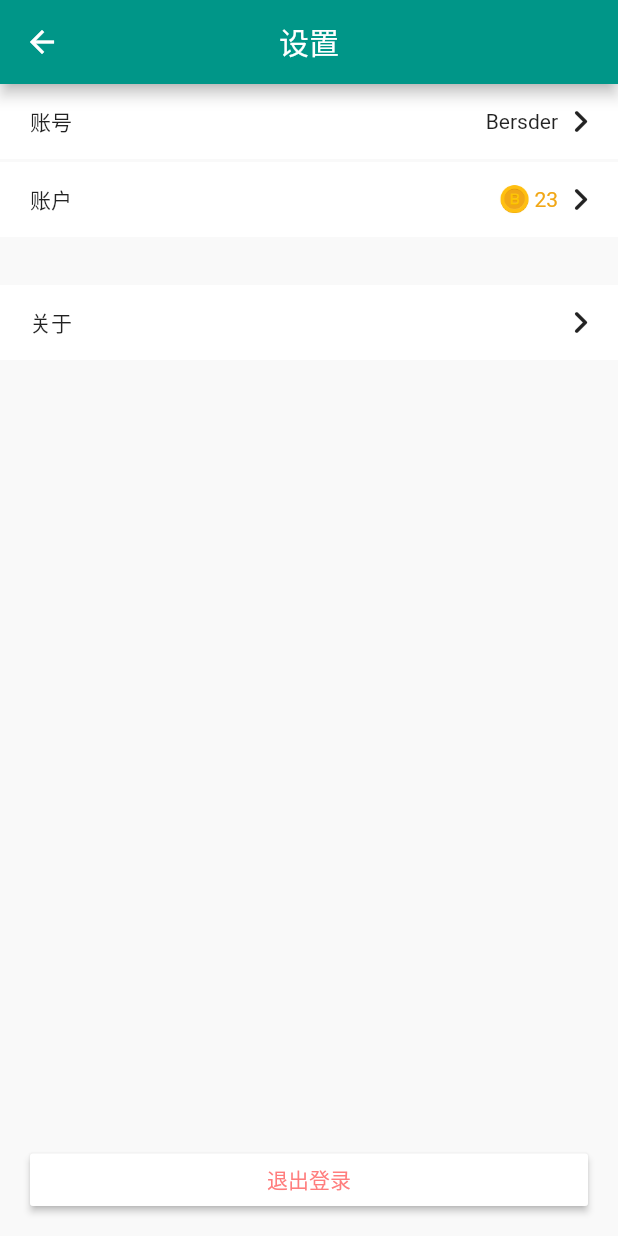
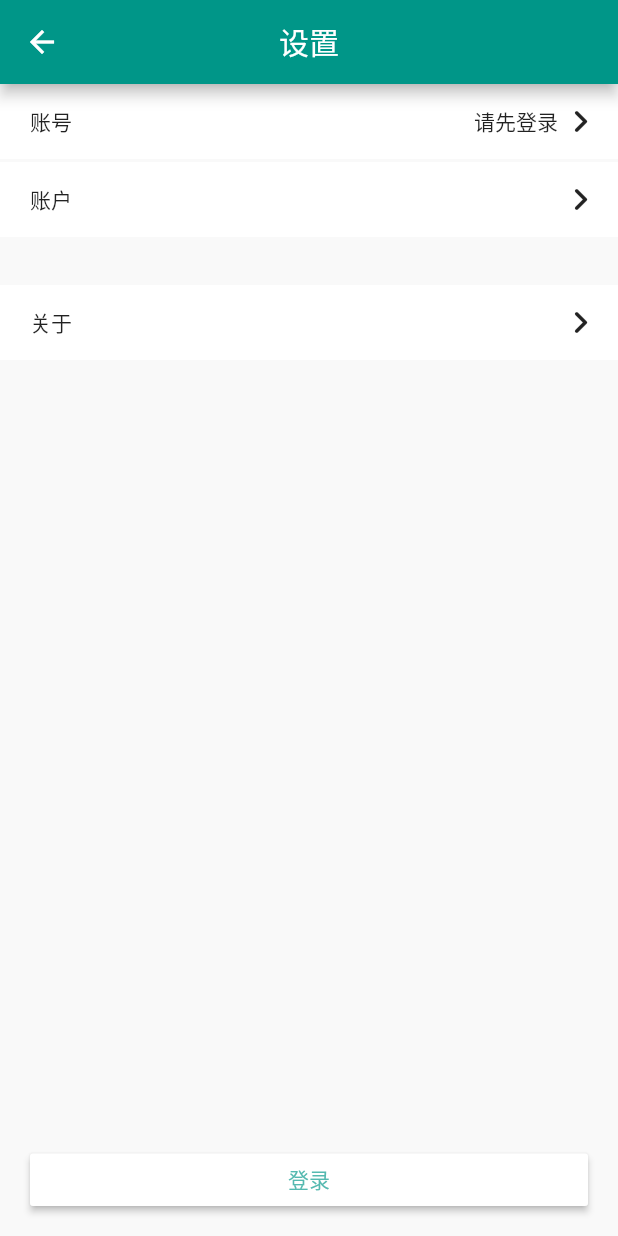
Before and after one commit to shinobuffer/flutter_demo, a Flutter app: the MinePageView screen opened directly, after a tap on the "settings" icon, on a phone screen of 412 x 824 dp. Run offline on Flutter 3.47's test engine with Material 2 defaults, Android fonts, the phone set to English and light mode, and no system bars; our stand-ins replace bot_toast, cookie_jar, dio, flutter_keyboard_visibility; missing offline and left inert: sp_util; statements that could not run were skipped.

Commit message:
feat: 全局状态接入

```diff
--- a/lib/pages/login_page.dart
+++ b/lib/pages/login_page.dart
@@ -1,5 +1,6 @@
 import 'package:flutter/material.dart';
 import 'package:flutter_demo/pages/user_password_mixin.dart';
+import 'package:flutter_demo/provide/global_provide.dart';
 import 'package:flutter_demo/service/api_service.dart';
 import 'package:flutter_demo/utils/screen_util.dart';
 import 'package:flutter_demo/utils/style_util.dart';
@@ -34,6 +35,10 @@ class _LoginPageState extends State<LoginPage> with UserPasswordMixin {
       ApiService.login(phone: user, password: password).then((resp) {
         ToastUtil.showText(text: resp.msg);
         if (resp.code == 0) {
+          getGlobalProvide(context).login(
+            accessToken: resp.data['jwt']['access_token'],
+            refreshToken: resp.data['jwt']['refresh_token'],
+          );
           Navigator.pop(context);
         }
         setState(() {
--- a/lib/pages/mine/mine_page_veiw.dart
+++ b/lib/pages/mine/mine_page_veiw.dart
@@ -1,6 +1,9 @@
 import 'package:flutter/material.dart';
+import 'package:flutter_demo/model/user_info.dart';
+import 'package:flutter_demo/provide/global_provide.dart';
 import 'package:flutter_demo/utils/screen_util.dart';
 import 'package:flutter_demo/utils/style_util.dart';
+import 'package:provider/provider.dart';
 
 class MinePageView extends StatefulWidget {
   MinePageView({Key key}) : super(key: key);
@@ -20,26 +23,12 @@ class _MinePageViewState extends State<MinePageView> {
         15,
         5,
       ),
-      child: Column(
+      child: Selector<GlobalProvide, UserInfo>(
+        selector: (context, provide) => provide.userInfo,
+        builder: (context, userInfo, child) => Column(
           crossAxisAlignment: CrossAxisAlignment.center,
           children: [
-          Container(
-            width: double.maxFinite,
-            alignment: Alignment.topRight,
-            child: SizedBox(
-              height: 40,
-              width: 40,
-              child: FlatButton(
-                onPressed: () {
-                  Navigator.pushNamed(context, '/mine/setting');
-                },
-                textColor: Colors.white,
-                padding: EdgeInsets.zero,
-                shape: CircleBorder(),
-                child: Icon(Icons.settings_rounded),
-              ),
-            ),
-          ),
+            child,
             DefaultTextStyle(
               style: TextStyleM.D0,
               child: Row(
@@ -61,7 +50,7 @@ class _MinePageViewState extends State<MinePageView> {
                         ),
                       ),
                       Text(
-                      '用户名',
+                        userInfo.nickName,
                         style: TextStyleM.D0_16_B,
                       )
                     ],
@@ -74,13 +63,31 @@ class _MinePageViewState extends State<MinePageView> {
               height: 25,
               alignment: Alignment.center,
               child: Text(
-              '个人介绍',
+                userInfo.introduction,
                 maxLines: 1,
                 overflow: TextOverflow.ellipsis,
                 style: TextStyleM.G3,
               ),
             ),
           ],
+        ),
+        child: Container(
+          width: double.maxFinite,
+          alignment: Alignment.topRight,
+          child: SizedBox(
+            height: 40,
+            width: 40,
+            child: FlatButton(
+              onPressed: () {
+                Navigator.pushNamed(context, '/mine/setting');
+              },
+              textColor: Colors.white,
+              padding: EdgeInsets.zero,
+              shape: CircleBorder(),
+              child: Icon(Icons.settings_rounded),
+            ),
+          ),
+        ),
       ),
     );
   }
@@ -126,7 +133,7 @@ class _MinePageViewState extends State<MinePageView> {
                     ],
                   ),
                 ),
-                Text('正确率'),
+                Text('做题时间'),
               ],
             ),
             Column(
@@ -282,6 +289,7 @@ class _MinePageViewState extends State<MinePageView> {
   void initState() {
     // todo: 拉取用户基本信息，资产信息，（总做题数，学习时长，正确率）
     super.initState();
+    getGlobalProvide(context).updateUserInfo();
   }
 
   @override
--- a/lib/pages/mine/setting/setting_page.dart
+++ b/lib/pages/mine/setting/setting_page.dart
@@ -1,6 +1,10 @@
 import 'package:flutter/material.dart';
 import 'package:flutter_demo/component/image_set.dart';
+import 'package:flutter_demo/provide/global_provide.dart';
+import 'package:flutter_demo/utils/dialog_util.dart';
 import 'package:flutter_demo/utils/style_util.dart';
+import 'package:flutter_demo/utils/toast_util.dart';
+import 'package:provider/provider.dart';
 
 class SettingPage extends StatefulWidget {
   SettingPage({Key key}) : super(key: key);
@@ -10,6 +14,53 @@ class SettingPage extends StatefulWidget {
 }
 
 class _SettingPageState extends State<SettingPage> {
+  /// 退出登录
+  void doLogout() {
+    showCancelOkDialog<bool>(
+      context: context,
+      title: '退出账号',
+      content: '确定退出当前账号',
+      dismissible: true,
+    ).then((confirmed) {
+      if (confirmed == true) {
+        getGlobalProvide(context).logout();
+      }
+    });
+  }
+
+  /// 登录跳转
+  void jump2Login() {
+    Navigator.pushNamed(context, '/login');
+  }
+
+  /// 未登录提示登录，登录跳profile页
+  void goProfile() {
+    if (getGlobalProvide(context).isLogin) {
+      Navigator.pushNamed(context, '/profile');
+    } else {
+      ToastUtil.showText(text: '请先登录');
+    }
+  }
+
+  /// 未登录提示登录，登录跳b币页面
+  void goAccount() {
+    if (getGlobalProvide(context).isLogin) {
+      Navigator.pushNamed(context, '/mine/bcoin');
+    } else {
+      ToastUtil.showText(text: '请先登录');
+    }
+  }
+
+  /// 关于
+  void popAbout() {
+    showConfirmDialog(
+      context: context,
+      title: '关于',
+      content: Text('关于内容'),
+      dismissible: true,
+    );
+  }
+
   Widget _getMenuItem({String title, Widget trailing, VoidCallback onTap}) {
     return InkWell(
       onTap: onTap,
@@ -38,7 +89,7 @@ class _SettingPageState extends State<SettingPage> {
     );
   }
 
-  // todo 从provide中获取登录状态，并完成下面的跳转逻辑
+  // 从provide中获取登录状态，并完成下面的跳转逻辑
   @override
   Widget build(BuildContext context) {
     return Scaffold(
@@ -50,44 +101,55 @@ class _SettingPageState extends State<SettingPage> {
         color: ColorM.C0,
         child: Stack(
           children: [
-            Column(
+            Consumer<GlobalProvide>(
+              builder: (context, provide, child) {
+                bool isLogin = provide.isLogin;
+                var userInfo = provide.userInfo;
+                return Column(
                   children: [
                     _getMenuItem(
                       title: '账号',
-                  trailing: Text('Bersder'),
-                  onTap: () {},
+                      trailing: Text(isLogin ? userInfo.nickName : '请先登录'),
+                      onTap: goProfile,
                     ),
                     _getMenuItem(
                       title: '账户',
-                  trailing: Row(
+                      trailing: isLogin
+                          ? Row(
                               children: [
                                 ImageSet(ImageSets.bcoin, height: 20),
                                 Text(
-                        ' 23',
+                                  ' ${userInfo.bCoin}',
                                   style: TextStyleM.O1,
                                 )
                               ],
-                  ),
-                  onTap: () {},
+                            )
+                          : Container(),
+                      onTap: goAccount,
                     ),
                     SizedBox(height: 30),
                     _getMenuItem(
                       title: '关于',
-                  onTap: () {},
+                      onTap: popAbout,
                     ),
                   ],
+                );
+              },
             ),
             Positioned(
               left: 20,
               right: 20,
               bottom: 20,
-              child: Container(
+              child: Selector<GlobalProvide, bool>(
+                selector: (context, provide) => provide.isLogin,
+                builder: (context, isLogin, child) => Container(
                   height: 35,
                   child: RaisedButton(
-                  onPressed: () {},
+                    onPressed: isLogin ? doLogout : jump2Login,
                     color: Colors.white,
-                  textColor: ColorM.R2,
-                  child: Text('退出登录'),
+                    textColor: isLogin ? ColorM.R2 : ColorM.G2,
+                    child: Text(isLogin ? '退出登录' : '登录'),
+                  ),
                 ),
               ),
             ),
--- a/lib/pages/register_page.dart
+++ b/lib/pages/register_page.dart
@@ -80,7 +80,7 @@ class _RegisterPageState extends State<RegisterPage> with UserPasswordMixin {
       ).then((resp) {
         ToastUtil.showText(text: resp.msg);
         if (resp.code == 0) {
-          //todo: 定义注册成功行为
+          Navigator.pop(context);
         }
         setState(() {
           isRegistering = false;
--- a/lib/utils/dio_util.dart
+++ b/lib/utils/dio_util.dart
@@ -12,6 +12,8 @@ class Resp<T> {
   // Response response;
 
   Resp(this.status, this.code, this.msg, this.data);
+
+  bool get isSucc => code == 0;
 
   @override
   String toString() {
@@ -38,7 +40,7 @@ class DioUtil {
     _dio = new Dio(_baseOptions);
     // 自动注入authentication到header，这里使用sp存储
     _dio.interceptors.add(InterceptorsWrapper(onRequest: (options) async {
-      String token = SpUtil.getString('jwt');
+      String token = SpUtil.getString('access_token');
 
       return token.isEmpty
           ? options
```
Also changed, not shown: lib/main.dart (+10 -5 lines), lib/pages/mine/bcoin/bcoin_page.dart (+9 -19 lines), lib/pages/mine/gseed/gseed_page.dart (+9 -15 lines), lib/pages/profile_page.dart (+12 -11 lines), lib/provide/global_provide.dart (+52 -4 lines), lib/service/api_service.dart (+16 -3 lines), lib/utils/dialog_util.dart (+5 -4 lines). Lines whose indentation alone changed are shown as unchanged.
